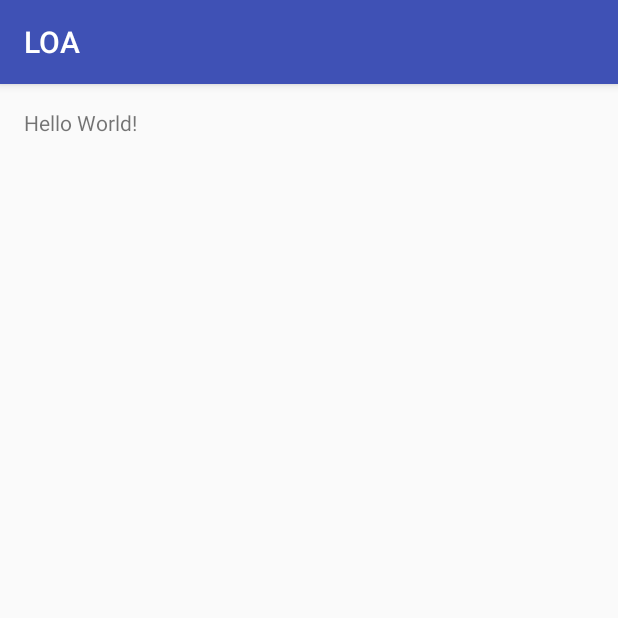
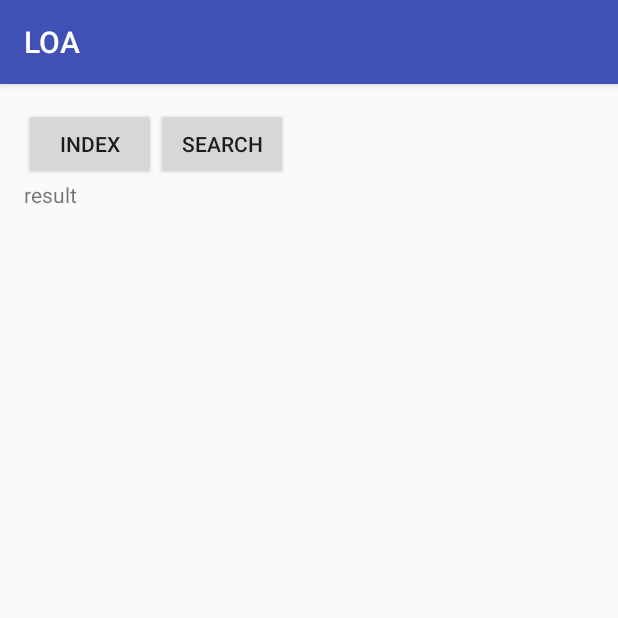
Before and after one commit to sunpingji/LuceneOnAndroid, an Android app: the screen it shows after launch (MainActivity), on a phone screen of 412 x 824 dp, the top half of it. Run offline under Robolectric (Android 15) with nearby library versions, the phone set to English and light mode, and no system bars; libraries missing offline, so code that uses them is left out: junit.framework, org.apache.lucene.

Commit message:
add all needed

```diff
--- a/app/src/main/res/layout/activity_main.xml
+++ b/app/src/main/res/layout/activity_main.xml
@@ -10,8 +10,23 @@
     android:paddingTop="@dimen/activity_vertical_margin"
     tools:context="pjsun.loa.MainActivity">
 
-    <TextView
+    <Button
+        android:id="@+id/btn_index"
         android:layout_width="wrap_content"
         android:layout_height="wrap_content"
-        android:text="Hello World!" />
+        android:text="index" />
+
+    <Button
+        android:id="@+id/btn_search"
+        android:layout_width="wrap_content"
+        android:layout_height="wrap_content"
+        android:layout_toRightOf="@+id/btn_index"
+        android:text="search" />
+
+    <TextView
+        android:id="@+id/tv_result"
+        android:layout_width="match_parent"
+        android:layout_height="wrap_content"
+        android:layout_below="@+id/btn_index"
+        android:text="result" />
 </RelativeLayout>
```
Also changed, not shown: app/build.gradle (+20 -0 lines), app/src/main/java/pjsun/loa/MainActivity.java (+92 -2 lines).
